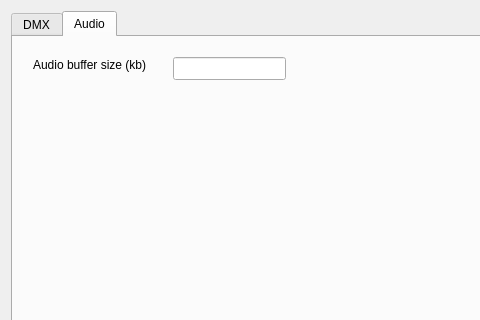
Before: the Qt Designer form StageRunner/gui/setupwidget.ui in Pit1966/StageRunner, drawn with Qt 5; both pictures show x 0 to 480 and y 0 to 320 of the 700 by 596 pixel window.
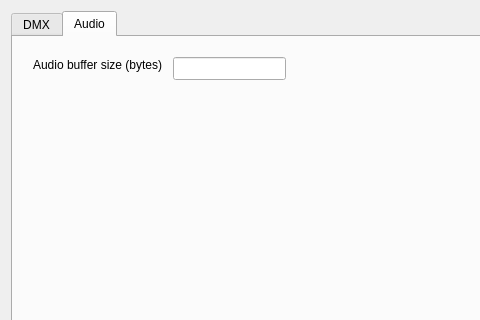
After: the same form once the commit is applied. The open tabs and pages were chosen to show the change.

Commit message: Bugfixes bei Audio Fadeout Keyabfrage wird umgestellt

Diff of the .ui file:
```diff
--- a/StageRunner/gui/setupwidget.ui
+++ b/StageRunner/gui/setupwidget.ui
@@ -60,7 +60,7 @@
         </rect>
        </property>
        <property name="text">
-        <string>Audio buffer size (kb)</string>
+        <string>Audio buffer size (bytes)</string>
        </property>
       </widget>
       <widget class="QLineEdit" name="audioBufferSizeEdit">
```
Left out of the diff: 2 changed lines with no effect on the pictures. The commit also changes 14 other files.
